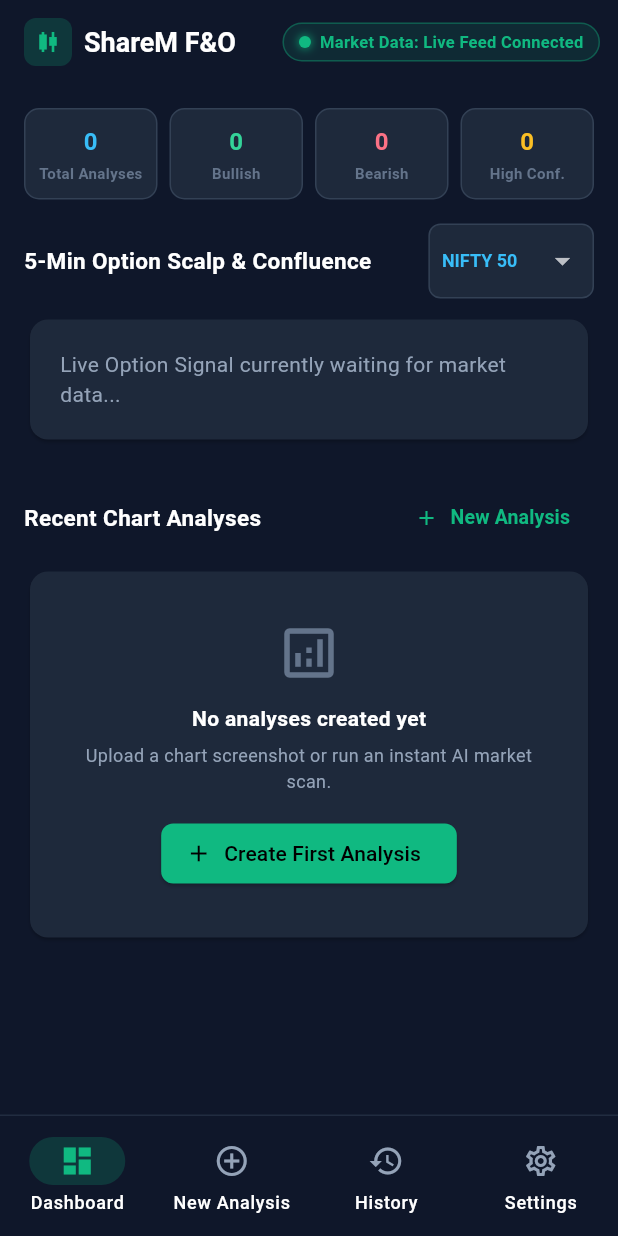
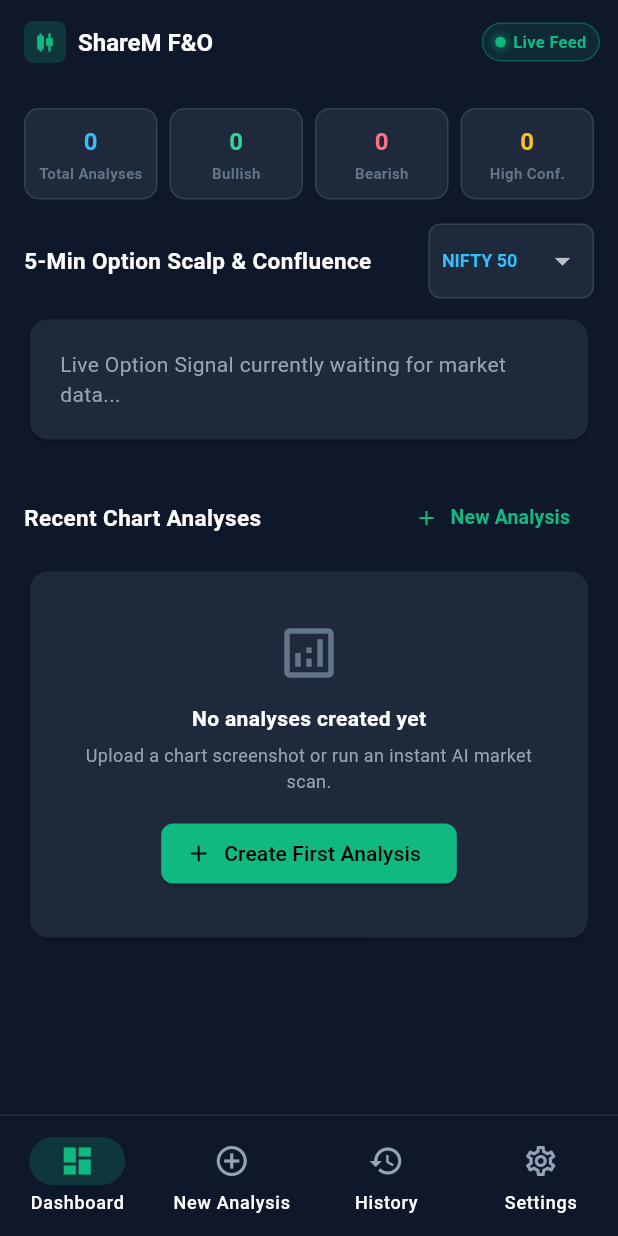
Before and after one commit to prashantshende16/ShareM_flutter, a Flutter app: the screen it shows after launch, on a phone screen of 412 x 824 dp. Run offline on Flutter 3.47's test engine with Material 3 defaults, Android fonts, the phone set to English and light mode, and no system bars; our stand-ins replace image_picker; network calls fail.

Commit message:
fix: Resolve layout overflow in AppBar and OptionSignalCard for mobile screens

```diff
--- a/lib/config/api_config.dart
+++ b/lib/config/api_config.dart
@@ -1,6 +1,3 @@
-import 'dart:io' show Platform;
-import 'package:flutter/foundation.dart';
-
 class ApiConfig {
   static String? _customBaseUrl;
 
--- a/lib/screens/dashboard_screen.dart
+++ b/lib/screens/dashboard_screen.dart
@@ -115,18 +115,19 @@ class _DashboardScreenState extends State<DashboardScreen> {
       appBar: AppBar(
         backgroundColor: const Color(0xFF0F172A),
         elevation: 0,
+        titleSpacing: 16,
         title: Row(
           children: [
             Container(
-              padding: const EdgeInsets.all(6),
+              padding: const EdgeInsets.all(5),
               decoration: BoxDecoration(
                 color: const Color(0xFF10B981).withValues(alpha: 0.2),
-                borderRadius: BorderRadius.circular(8),
+                borderRadius: BorderRadius.circular(6),
               ),
               child: const Icon(
                 Icons.candlestick_chart,
                 color: Color(0xFF10B981),
-                size: 20,
+                size: 18,
               ),
             ),
             const SizedBox(width: 8),
@@ -135,7 +136,7 @@ class _DashboardScreenState extends State<DashboardScreen> {
               style: TextStyle(
                 color: Colors.white,
                 fontWeight: FontWeight.bold,
-                fontSize: 18,
+                fontSize: 16,
               ),
             ),
           ],
@@ -145,6 +146,7 @@ class _DashboardScreenState extends State<DashboardScreen> {
             padding: const EdgeInsets.only(right: 12),
             child: MarketStatusBadge(
               isConnected: _marketConnected,
+              isCompact: true,
             ),
           ),
         ],
--- a/lib/widgets/status_badge.dart
+++ b/lib/widgets/status_badge.dart
@@ -2,24 +2,28 @@ import 'package:flutter/material.dart';
 
 class MarketStatusBadge extends StatelessWidget {
   final bool isConnected;
+  final bool isCompact;
   final VoidCallback? onTap;
 
   const MarketStatusBadge({
     super.key,
     required this.isConnected,
+    this.isCompact = true,
     this.onTap,
   });
 
   @override
   Widget build(BuildContext context) {
     final color = isConnected ? const Color(0xFF10B981) : const Color(0xFFF59E0B);
-    final text = isConnected ? 'Live Feed Connected' : 'Not Connected (Vision Mode)';
+    final text = isConnected
+        ? (isCompact ? 'Live Feed' : 'Market Data: Live Feed Connected')
+        : (isCompact ? 'Vision Mode' : 'Market Data: Not Connected');
 
     return InkWell(
       onTap: onTap,
       borderRadius: BorderRadius.circular(16),
       child: Container(
-        padding: const EdgeInsets.symmetric(horizontal: 10, vertical: 4),
+        padding: const EdgeInsets.symmetric(horizontal: 8, vertical: 4),
         decoration: BoxDecoration(
           color: color.withValues(alpha: 0.12),
           borderRadius: BorderRadius.circular(16),
@@ -29,8 +33,8 @@ class MarketStatusBadge extends StatelessWidget {
           mainAxisSize: MainAxisSize.min,
           children: [
             Container(
-              width: 8,
-              height: 8,
+              width: 7,
+              height: 7,
               decoration: BoxDecoration(
                 color: color,
                 shape: BoxShape.circle,
@@ -43,9 +47,9 @@ class MarketStatusBadge extends StatelessWidget {
                 ],
               ),
             ),
-            const SizedBox(width: 6),
+            const SizedBox(width: 5),
             Text(
-              'Market Data: $text',
+              text,
               style: TextStyle(
                 color: color,
                 fontSize: 11,
```
Also changed, not shown: lib/widgets/option_signal_card.dart (+18 -15 lines).
